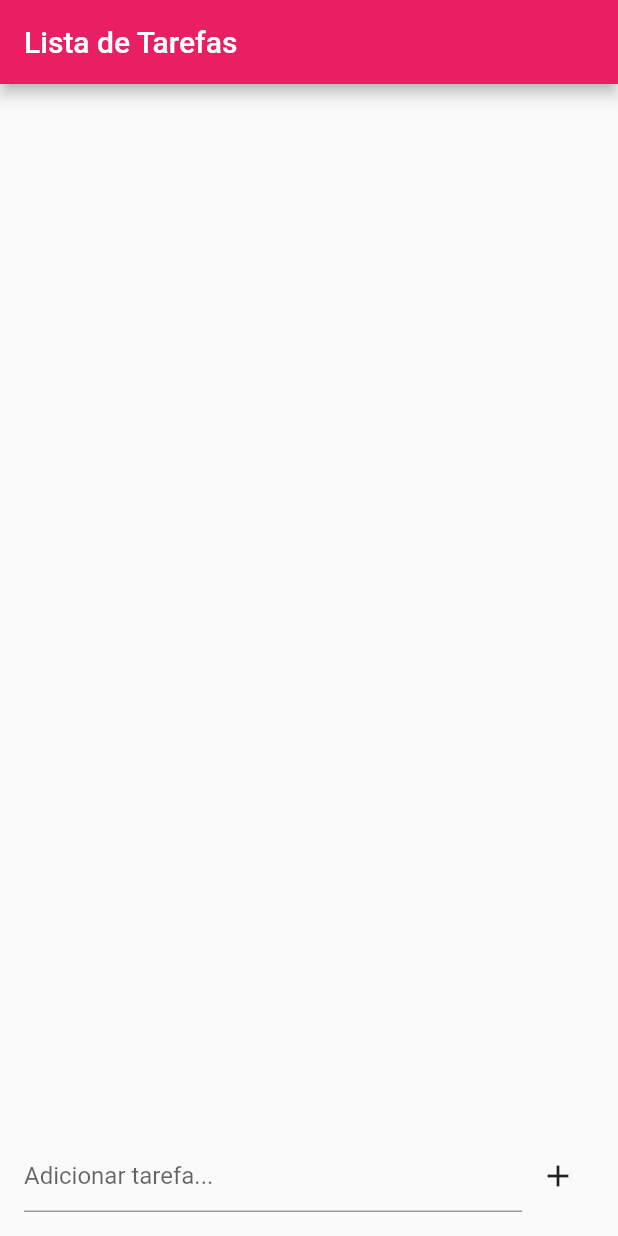
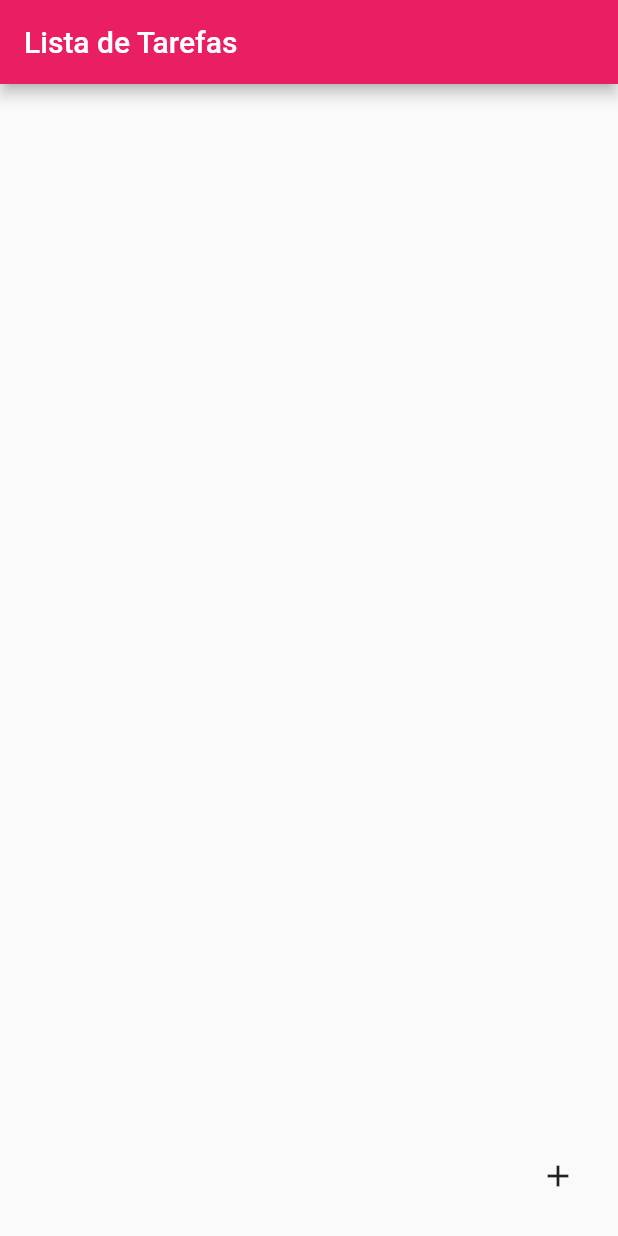
Before and after one commit to rafa-simoes22/lista_de_tarefas, a Flutter app: the screen it shows after launch, after a tap on the "add" icon, on a phone screen of 412 x 824 dp. Run offline on Flutter 3.47's test engine with Material 2 defaults, Android fonts, the phone set to English and light mode, and no system bars.

Commit message:
alteração codigo

```diff
--- a/lib/main.dart
+++ b/lib/main.dart
@@ -40,8 +40,8 @@ class _TodoListState extends State<TodoList> {
     if (taskTitle.isNotEmpty) {
       setState(() {
         _todoItems.add(TodoItem(title: taskTitle));
+        _taskController.clear();
       });
-      _taskController.clear();
     }
   }
 
@@ -88,10 +88,13 @@ class _TodoListState extends State<TodoList> {
             child: Row(
               children: [
                 Expanded(
-                  child: TextField(
-                    controller: _taskController,
-                    decoration: InputDecoration(
-                      hintText: 'Adicionar tarefa...',
+                  child: Visibility(
+                    visible: _taskController.text.isNotEmpty,
+                    child: TextField(
+                      controller: _taskController,
+                      decoration: InputDecoration(
+                        hintText: 'Adicionar tarefa...',
+                      ),
                     ),
                   ),
                 ),
```
